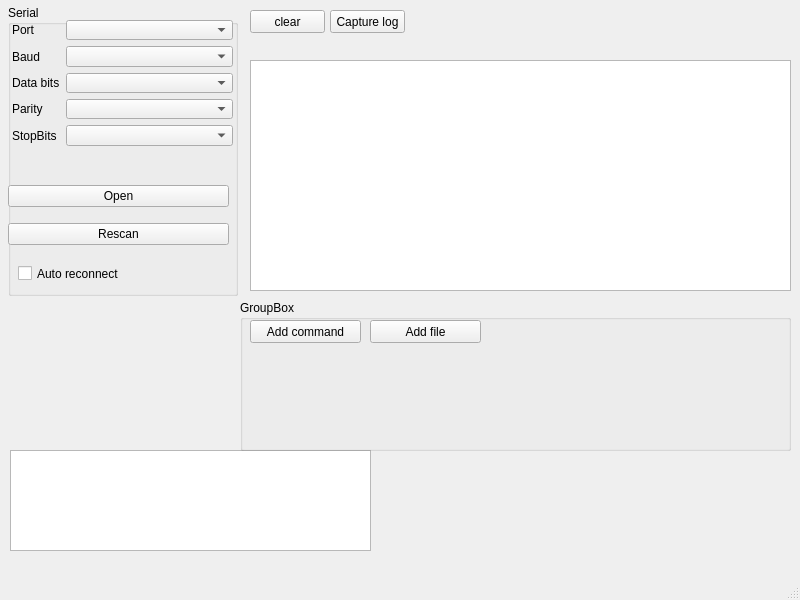
Qt form Gui/Win/QWinMainWindowTerminal.ui (hound672/QTerminal) before a commit.
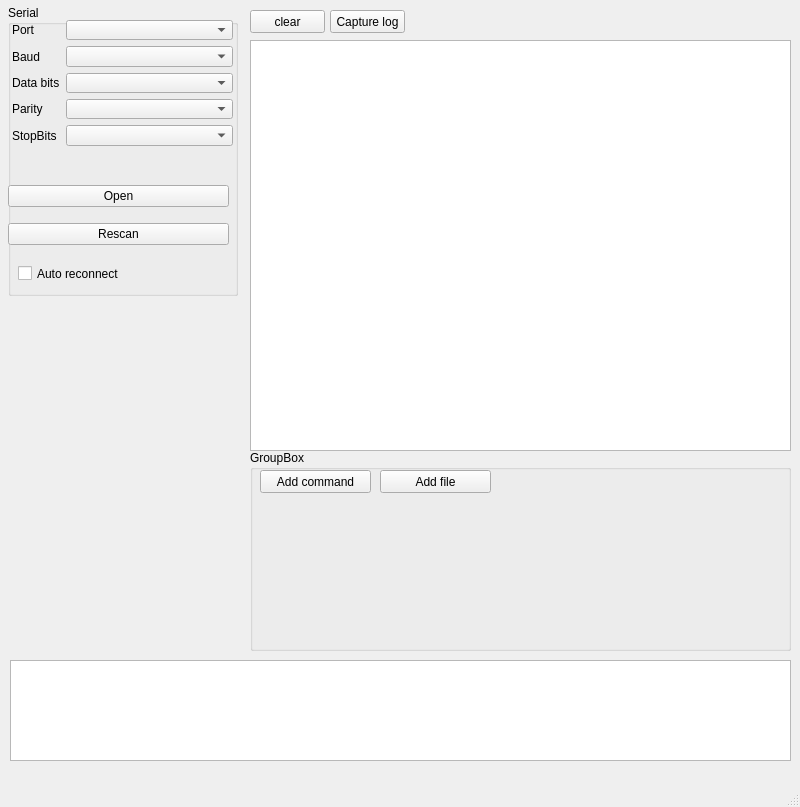
The same form after that commit.

```diff
--- a/Gui/Win/QWinMainWindowTerminal.ui
+++ b/Gui/Win/QWinMainWindowTerminal.ui
@@ -7,7 +7,7 @@
     <x>0</x>
     <y>0</y>
     <width>800</width>
-    <height>600</height>
+    <height>807</height>
    </rect>
   </property>
   <property name="windowTitle">
@@ -132,8 +132,8 @@
     <property name="geometry">
      <rect>
       <x>10</x>
-      <y>450</y>
-      <width>361</width>
+      <y>660</y>
+      <width>781</width>
       <height>101</height>
      </rect>
     </property>
@@ -148,9 +148,9 @@
     <property name="geometry">
      <rect>
       <x>250</x>
-      <y>60</y>
+      <y>40</y>
       <width>541</width>
-      <height>231</height>
+      <height>411</height>
      </rect>
     </property>
     <property name="lineWrapMode">
@@ -172,10 +172,10 @@
    <widget class="QGroupBox" name="groupCommands">
     <property name="geometry">
      <rect>
-      <x>240</x>
-      <y>300</y>
-      <width>551</width>
-      <height>151</height>
+      <x>250</x>
+      <y>450</y>
+      <width>541</width>
+      <height>201</height>
      </rect>
     </property>
     <property name="title">
@@ -203,7 +203,7 @@
        <x>10</x>
        <y>50</y>
        <width>531</width>
-       <height>91</height>
+       <height>141</height>
       </rect>
      </property>
      <layout class="QVBoxLayout" name="listCmds"/>
```
